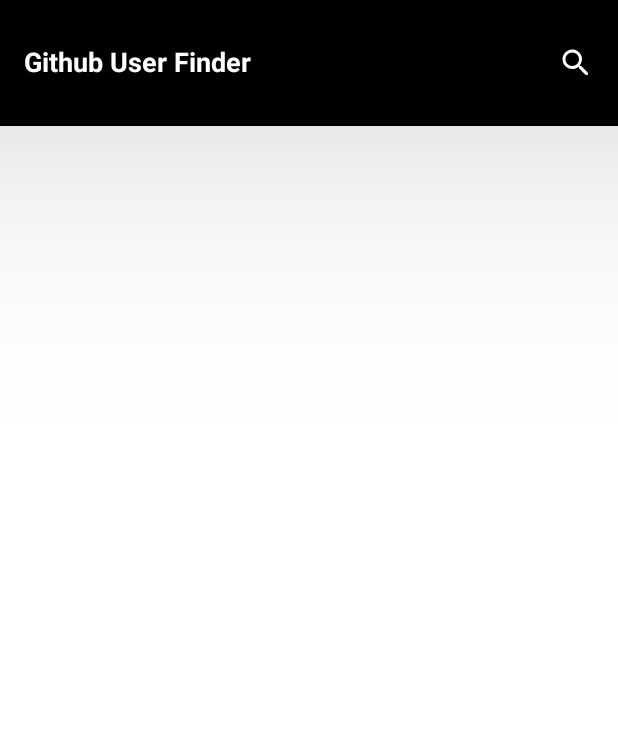
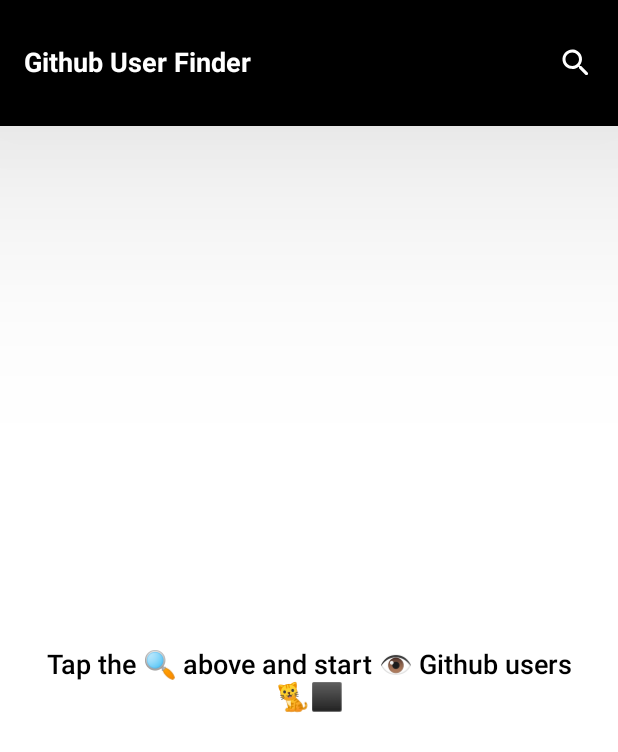
Before and after one commit to Abiri99/GithubUserFinder, an Android app built with Jetpack Compose: the screen it shows after launch (MainActivity), on a phone screen of 412 x 824 dp. Shown: the top 752 px of the screen. Run offline under Robolectric (Android 15) with nearby library versions, the phone set to English and light mode, and no system bars.

Commit message:
feat: Added a message shown when user has not started searching yet
Added Emojis

```diff
--- a/app/src/main/java/com/example/githubuserfinder/core/presentation/CustomTextStyle.kt
+++ b/app/src/main/java/com/example/githubuserfinder/core/presentation/CustomTextStyle.kt
@@ -13,8 +13,14 @@ object CustomTextStyle {
         fontWeight = FontWeight.Bold,
     )
 
+    val contentLargeSemiBold = TextStyle(
+        color = Color.Black,
+        fontSize = 18.sp,
+        fontWeight = FontWeight.SemiBold,
+    )
+
     val content = TextStyle(
-        color = Color.White,
+        color = Color.Black,
         fontSize = 16.sp,
         fontWeight = FontWeight.Normal,
     )
--- /dev/null
+++ b/app/src/main/java/com/example/githubuserfinder/core/presentation/Emoji.kt
@@ -0,0 +1,16 @@
+package com.example.githubuserfinder.core.presentation
+
+object Emoji {
+
+    val search: String = String(Character.toChars(0x1F50D))
+
+    val eye: String =
+        String(Character.toChars(0x1F441)) + String(Character.toChars(0xFE0F)) + String(
+            Character.toChars(0x200D)
+        ) + String(Character.toChars(0x200D)) + String(Character.toChars(0xFE0F))
+
+    val blackCat: String =
+        String(Character.toChars(0x1F408)) + String(Character.toChars(0x200D)) + String(
+            Character.toChars(0x2B1B)
+        )
+}
--- a/app/src/main/java/com/example/githubuserfinder/user_finder/presentation/component/UserFinderAppBar.kt
+++ b/app/src/main/java/com/example/githubuserfinder/user_finder/presentation/component/UserFinderAppBar.kt
@@ -132,7 +132,9 @@ fun UserFinderAppBar(
                         value = searchedValue ?: "",
                         onValueChange = onSearchedValueChanged,
                         maxLines = 1,
-                        textStyle = CustomTextStyle.content,
+                        textStyle = CustomTextStyle.content.copy(
+                            color = Color.White,
+                        ),
                         modifier = Modifier
                             .fillMaxHeight()
                             .weight(1f)
--- a/app/src/main/java/com/example/githubuserfinder/user_finder/presentation/screen/UserFinderScreen.kt
+++ b/app/src/main/java/com/example/githubuserfinder/user_finder/presentation/screen/UserFinderScreen.kt
@@ -1,12 +1,22 @@
 package com.example.githubuserfinder.user_finder.presentation.screen
 
 import androidx.compose.foundation.background
+import androidx.compose.foundation.layout.Box
 import androidx.compose.foundation.layout.Column
 import androidx.compose.foundation.layout.fillMaxSize
+import androidx.compose.foundation.layout.padding
+import androidx.compose.foundation.layout.requiredSize
+import androidx.compose.material.CircularProgressIndicator
+import androidx.compose.material.Text
 import androidx.compose.runtime.Composable
 import androidx.compose.runtime.getValue
+import androidx.compose.ui.Alignment
 import androidx.compose.ui.Modifier
 import androidx.compose.ui.graphics.Color
+import androidx.compose.ui.text.style.TextAlign
+import androidx.compose.ui.unit.dp
+import com.example.githubuserfinder.core.presentation.CustomTextStyle
+import com.example.githubuserfinder.core.presentation.Emoji
 import com.example.githubuserfinder.core.presentation.debugModifier
 import com.example.githubuserfinder.core.presentation.rememberStateWithLifecycle
 import com.example.githubuserfinder.user_finder.presentation.component.UserFinderAppBar
@@ -30,11 +40,41 @@ fun UserFinderScreen(
     ) {
         // App Bar
         UserFinderAppBar(
-            uiState.searchText,
+            uiState.searchedText,
             onSearchedValueChanged = onSearchedValueChanged,
         )
 
         // Content
-        // TODO: Implement
+        Box(
+            modifier = Modifier.fillMaxSize(),
+        ) {
+            when {
+                uiState.searchResult == null -> {
+                    Text(
+                        text = "Tap the " + Emoji.search + " above and start " + Emoji.eye + " Github users " + Emoji.blackCat,
+                        style = CustomTextStyle.contentLargeSemiBold,
+                        color = Color.Black,
+                        textAlign = TextAlign.Center,
+                        modifier = Modifier
+                            .align(Alignment.Center)
+                            .padding(horizontal = 24.dp),
+                    )
+                }
+                uiState.searchResult!!.isSuccess -> {
+                    // TODO: Implement
+                }
+                uiState.searchResult!!.isFailure -> {
+                    // TODO: Implement
+                }
+            }
+
+            if (uiState.isSearching) {
+                CircularProgressIndicator(
+                    modifier = Modifier.requiredSize(48.dp),
+                    color = Color.Black,
+                    strokeWidth = 4.dp,
+                )
+            }
+        }
     }
 }
--- a/app/src/main/java/com/example/githubuserfinder/user_finder/presentation/viewmodel/UserFinderViewModel.kt
+++ b/app/src/main/java/com/example/githubuserfinder/user_finder/presentation/viewmodel/UserFinderViewModel.kt
@@ -1,9 +1,9 @@
 package com.example.githubuserfinder.user_finder.presentation.viewmodel
 
-import android.util.Log
 import androidx.lifecycle.ViewModel
 import androidx.lifecycle.viewModelScope
 import com.example.githubuserfinder.user_finder.data.datasource.SearchRemoteDataSource
+import com.example.githubuserfinder.user_finder.data.model.GithubSearchResponse
 import kotlinx.coroutines.delay
 import kotlinx.coroutines.flow.MutableStateFlow
 import kotlinx.coroutines.flow.SharingStarted
@@ -15,8 +15,10 @@ import kotlinx.coroutines.launch
 
 private const val TAG = "UserFinderViewModel"
 
-data class UserFinderUiState(
-    val searchText: String? = null,
+internal data class UserFinderUiState(
+    val searchedText: String? = null,
+    val searchResult: Result<GithubSearchResponse>? = null,
+    val isSearching: Boolean = false,
 )
 
 class UserFinderViewModel(
@@ -24,24 +26,24 @@ class UserFinderViewModel(
 ) : ViewModel() {
 
     private val _uiState = MutableStateFlow(UserFinderUiState())
-    val uiState: StateFlow<UserFinderUiState> = _uiState.stateIn(
+    internal val uiState: StateFlow<UserFinderUiState> = _uiState.stateIn(
         viewModelScope,
         SharingStarted.WhileSubscribed(5000),
         UserFinderUiState()
     )
 
     init {
-        observeSearchText()
+        observeSearchedText()
     }
 
-    private fun observeSearchText() = viewModelScope.launch {
+    private fun observeSearchedText() = viewModelScope.launch {
         _uiState
             .filter {
-                !it.searchText.isNullOrBlank()
+                !it.searchedText.isNullOrBlank()
             }
             .collectLatest {
-                delay(300)
-                fetchUsersWhomNameContains(it.searchText!!)
+                delay(600) // This delay is set, so that the application won't request server on every character user enters
+                fetchUsersWhomNameContains(it.searchedText!!)
             }
     }
 
@@ -49,16 +51,18 @@ class UserFinderViewModel(
         val result = searchRemoteDataSource.fetchUsers(query)
         when {
             result.isSuccess -> {
-                Log.d(TAG, "successful response: ${result.getOrNull()?.toString()}")
+                // TODO: Implement
             }
-            result.isFailure -> {}
+            result.isFailure -> {
+                // TODO: Implement
+            }
         }
     }
 
     fun setSearchText(value: String) = viewModelScope.launch {
         _uiState.emit(
             _uiState.value.copy(
-                searchText = value
+                searchedText = value
             )
         )
     }
```
